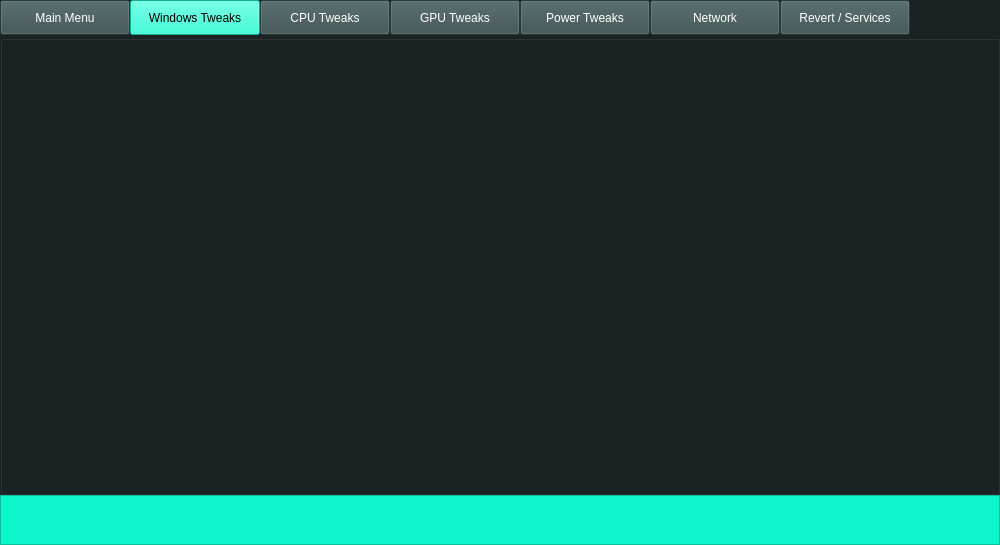
First picture: the form in mainwindow.ui, repository alexhebri/SwiftBoost, before the edit.
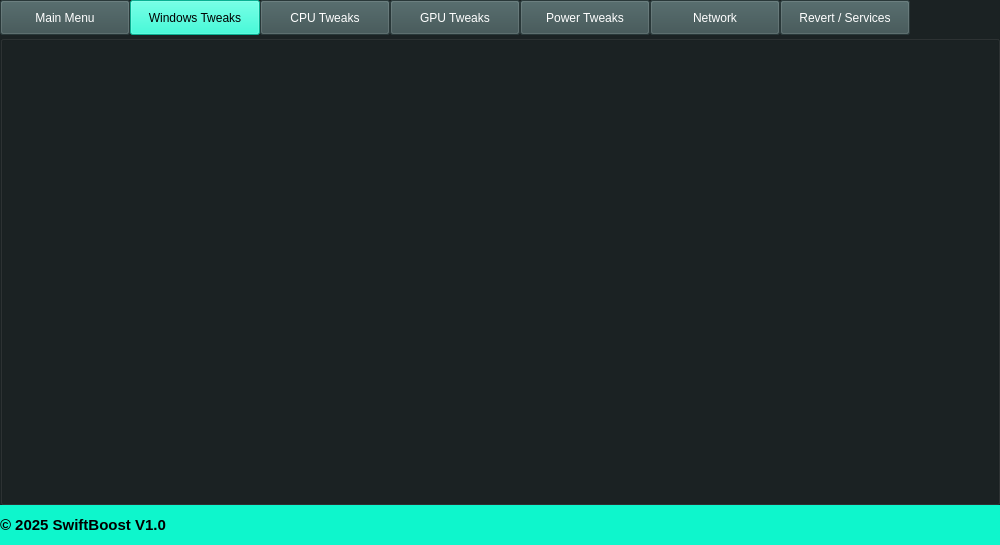
Second picture: the form after the edit.

Diff of the .ui file:
```diff
--- a/mainwindow.ui
+++ b/mainwindow.ui
@@ -272,7 +272,13 @@
      </widget>
     </item>
     <item>
-     <widget class="QGraphicsView" name="graphicsView">
+     <widget class="QLabel" name="footerLabel">
+      <property name="minimumSize">
+       <size>
+        <width>0</width>
+        <height>40</height>
+       </size>
+      </property>
       <property name="maximumSize">
        <size>
         <width>16777215</width>
@@ -280,7 +286,19 @@
        </size>
       </property>
       <property name="styleSheet">
-       <string notr="true">background-color: rgb(14, 246, 204);</string>
+       <string notr="true">background-color: rgb(14, 246, 204); color: black; font-size: 11pt;</string>
+      </property>
+      <property name="frameShape">
+       <enum>QFrame::Shape::NoFrame</enum>
+      </property>
+      <property name="text">
+       <string>&lt;html&gt;&lt;head/&gt;&lt;body&gt;&lt;p&gt;&lt;span style=&quot; font-weight:700;&quot;&gt;	© 2025 SwiftBoost V1.0&lt;/span&gt;&lt;/p&gt;&lt;/body&gt;&lt;/html&gt;</string>
+      </property>
+      <property name="alignment">
+       <set>Qt::AlignmentFlag::AlignLeading|Qt::AlignmentFlag::AlignLeft|Qt::AlignmentFlag::AlignVCenter</set>
+      </property>
+      <property name="wordWrap">
+       <bool>true</bool>
       </property>
      </widget>
     </item>
```
